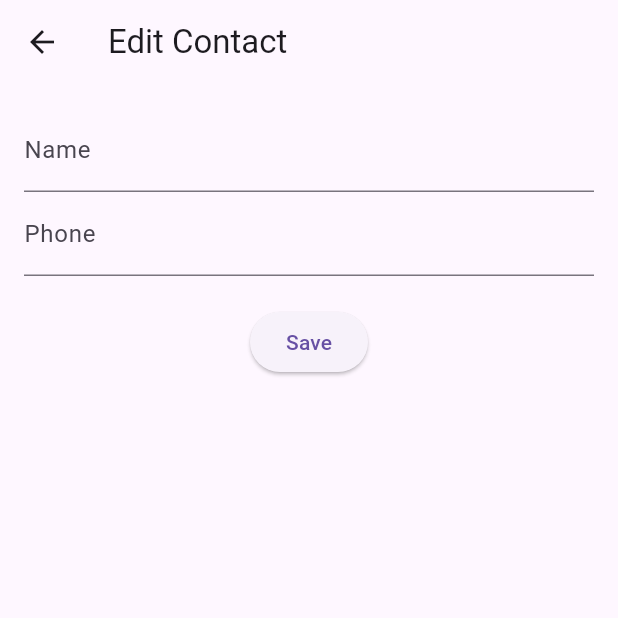
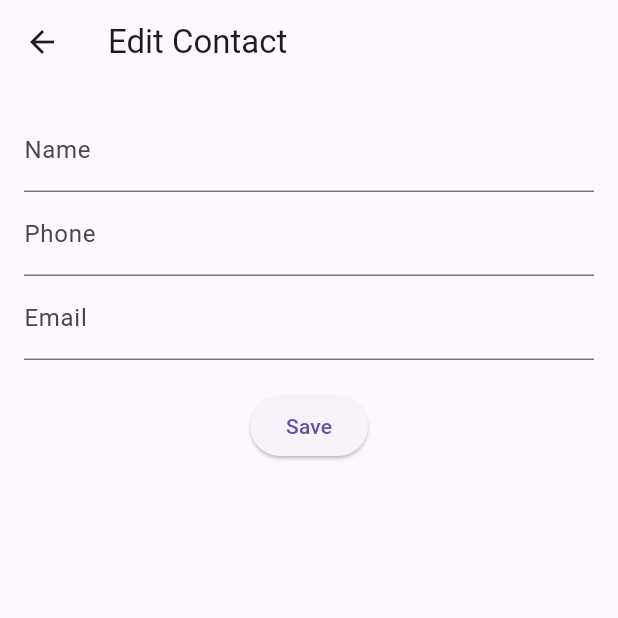
Before and after one commit to SomyaBhatnagar19/contact-list-app-using-flutter, a Flutter app: the EditContactScreen screen opened directly with empty values, after a tap on "Save", on a phone screen of 412 x 824 dp, the top half of it. Run offline on Flutter 3.47's test engine with Material 3 defaults, Android fonts, the phone set to English and light mode, and no system bars; network calls fail.

Commit message:
Correcting edit and update functionality in frontend.

```diff
--- a/contact_list_app/lib/screens/edit_contact_screen.dart
+++ b/contact_list_app/lib/screens/edit_contact_screen.dart
@@ -15,12 +15,14 @@ class _EditContactScreenState extends State<EditContactScreen> {
   final ApiService apiService = ApiService();
   late TextEditingController _nameController;
   late TextEditingController _phoneController;
+  late TextEditingController _emailAddressController;
 
   @override
   void initState() {
     super.initState();
     _nameController = TextEditingController(text: widget.contact.name);
     _phoneController = TextEditingController(text: widget.contact.phone);
+    _emailAddressController = TextEditingController(text: widget.contact.email);
   }
 
   Future<void> _saveContact() async {
@@ -28,8 +30,9 @@ class _EditContactScreenState extends State<EditContactScreen> {
       id: widget.contact.id,
       name: _nameController.text,
       phone: _phoneController.text,
+      email: _emailAddressController.text,
     );
-    await apiService.updateContact(updatedContact);
+    await apiService.updateContact(widget.contact.id, updatedContact);
     Navigator.pop(context, updatedContact);
   }
 
@@ -50,6 +53,11 @@ class _EditContactScreenState extends State<EditContactScreen> {
               decoration: InputDecoration(labelText: 'Phone'),
               keyboardType: TextInputType.phone,
             ),
+            TextField(
+              controller: _emailAddressController,
+              decoration: InputDecoration(labelText: 'Email'),
+              keyboardType: TextInputType.emailAddress,
+            ),
             SizedBox(height: 20),
             ElevatedButton(
               onPressed: _saveContact,
--- a/contact_list_app/lib/services/api_service.dart
+++ b/contact_list_app/lib/services/api_service.dart
@@ -36,11 +36,11 @@ class ApiService {
   }
 
   // for updating
-Future<void> updateContact(Contact contact) async {
-  await http.put(
-    Uri.parse('$apiUrl/contacts/${contact.id}/'),
-    headers: {"Content-Type": "application/json"},
-    body: json.encode(contact.toJson()),
-  );
+  Future<void> updateContact(int id, Contact contact) async {
+    await http.put(
+      Uri.parse('$apiUrl$id/'),
+      headers: {"Content-Type": "application/json"},
+      body: json.encode(contact.toJson()),
+    );
+  }
 }
-}
```
